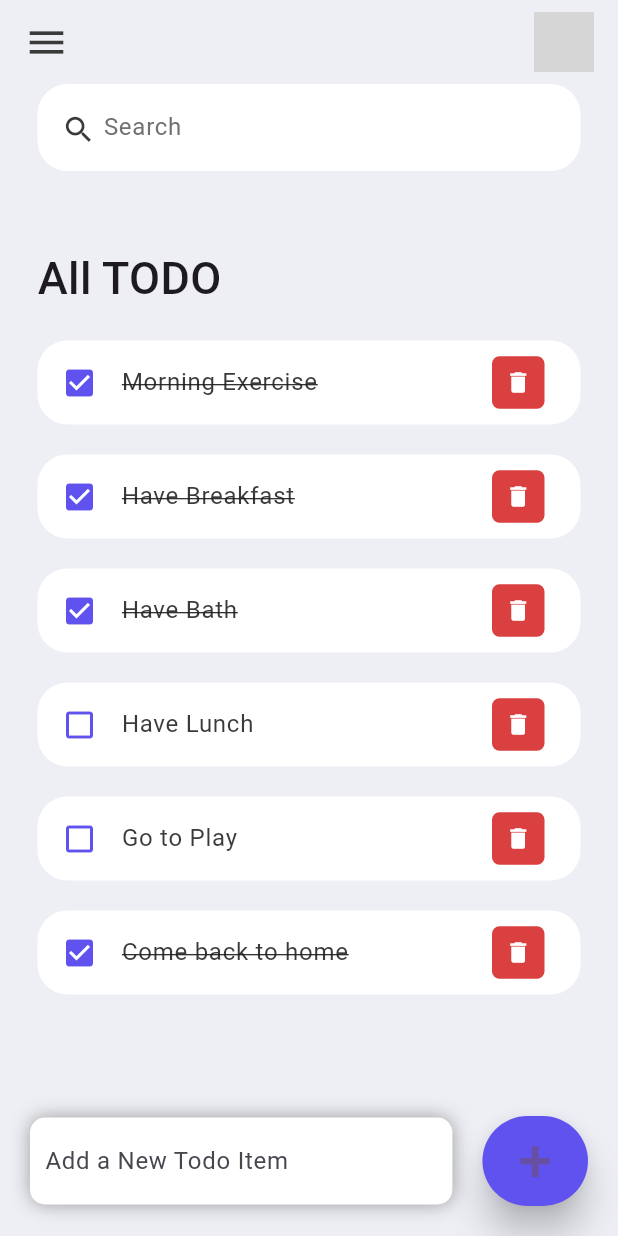
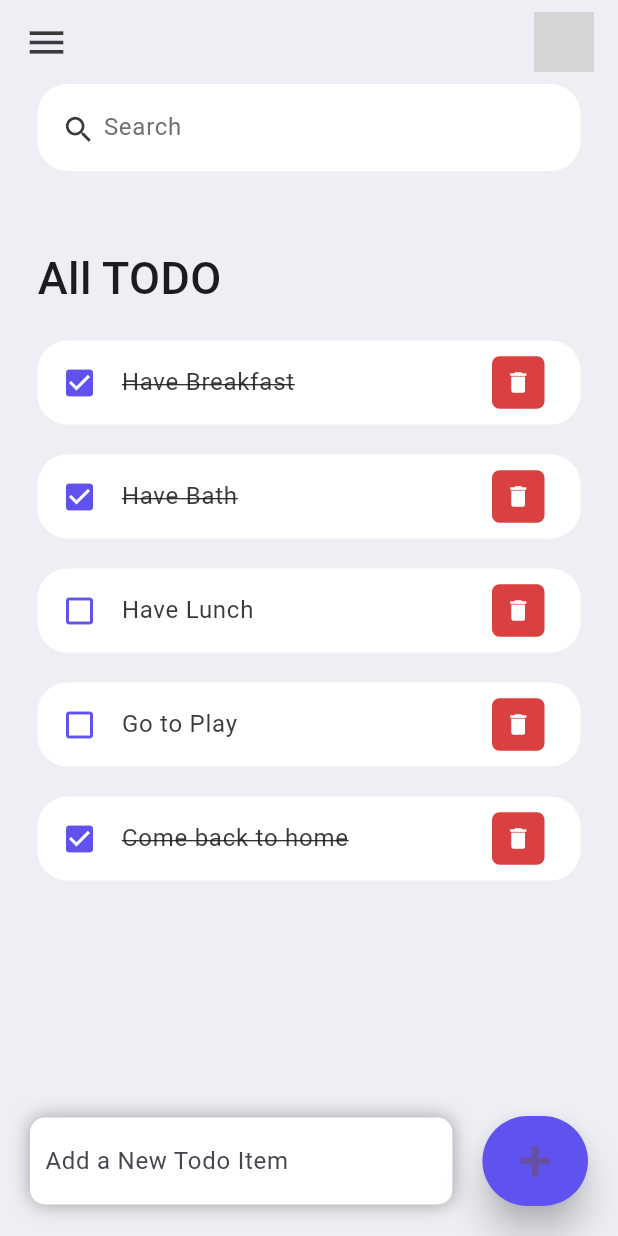
Before and after one commit to Rakibul-Islam-Nahim/to_do_flutter, a Flutter app: the screen it shows after launch, after a tap on the "delete" icon, on a phone screen of 412 x 824 dp. Run offline on Flutter 3.47's test engine with Material 3 defaults, Android fonts, the light colour scheme and no system bars; grey boxes are pictures that could not be loaded.

Commit message:
Project done now for additional adding

```diff
--- a/lib/home.dart
+++ b/lib/home.dart
@@ -11,10 +11,47 @@ class Home extends StatefulWidget {
 }
 
 class _HomeState extends State<Home> {
+  final todoList = ToDo.toDoList();
+  List<ToDo> _foundResult = [];
+  final textControler = TextEditingController();
+
+  @override
+  void initState() {
+    _foundResult = todoList;
+    super.initState();
+  }
+
+  void _runFileter(String search) {
+    List<ToDo> result = [];
+    if (search.isEmpty) {
+      result = todoList;
+    } else {
+      result = todoList.where((item)=>item.todotext!.toLowerCase().contains(search.toLowerCase())).toList();
+    }
+    setState(() {
+      _foundResult = result;
+    });
+  }
+
   void _todoChangeState(ToDo todo) {
     setState(() {
       todo.isDone = !todo.isDone;
     });
+  }
+
+  void _todoDeleteItem(String id) {
+    setState(() {
+      todoList.removeWhere((item) => item.id == id);
+    });
+  }
+
+  void _addToDoItem(String task) {
+    setState(() {
+      todoList.add(ToDo(
+          id: DateTime.now().millisecondsSinceEpoch.toString(),
+          todotext: task));
+    });
+    textControler.clear();
   }
 
   @override
@@ -31,8 +68,8 @@ class _HomeState extends State<Home> {
               children: [
                 Expanded(
                   child: Container(
-                    padding: EdgeInsets.symmetric(horizontal: 10, vertical: 5),
-                    margin: EdgeInsets.only(bottom: 20, right: 20, left: 20),
+                    padding: const EdgeInsets.symmetric(horizontal: 10, vertical: 5),
+                    margin: const EdgeInsets.only(bottom: 20, right: 20, left: 20),
                     decoration: BoxDecoration(
                       color: Colors.white,
                       boxShadow: const [
@@ -46,7 +83,8 @@ class _HomeState extends State<Home> {
                       borderRadius: BorderRadius.circular(10),
                     ),
                     child: TextField(
-                      decoration: InputDecoration(
+                      controller: textControler,
+                      decoration: const InputDecoration(
                         hintText: 'Add a New Todo Item',
                         border: InputBorder.none,
                       ),
@@ -54,17 +92,19 @@ class _HomeState extends State<Home> {
                   ),
                 ),
                 Container(
-                  margin: EdgeInsets.only(bottom: 20, right: 20),
+                  margin: const EdgeInsets.only(bottom: 20, right: 20),
                   child: ElevatedButton(
-                    child: Text(
+                    onPressed: () {
+                      _addToDoItem(textControler.text);
+                    },
+                    style: ElevatedButton.styleFrom(
+                      backgroundColor: mkBlue,
+                      minimumSize: const Size(60, 60),
+                      elevation: 10,
+                    ),
+                    child: const Text(
                       '+',
                       style: TextStyle(fontSize: 40),
-                    ),
-                    onPressed: () {},
-                    style: ElevatedButton.styleFrom(
-                      backgroundColor: mkBlue,
-                      minimumSize: Size(60, 60),
-                      elevation: 10,
                     ),
                   ),
                 ),
@@ -102,7 +142,6 @@ class _HomeState extends State<Home> {
   }
 
   Container _buildBody() {
-    final todoList = ToDo.toDoList();
     return Container(
       padding: const EdgeInsets.symmetric(horizontal: 25),
       child: Column(
@@ -113,8 +152,9 @@ class _HomeState extends State<Home> {
               color: Colors.white,
               borderRadius: BorderRadius.circular(20),
             ),
-            child: const TextField(
-              decoration: InputDecoration(
+            child: TextField(
+              onChanged:(value) => _runFileter(value),
+              decoration: const InputDecoration(
                 contentPadding: EdgeInsets.all(5),
                 prefixIcon: Icon(
                   Icons.search,
@@ -142,11 +182,11 @@ class _HomeState extends State<Home> {
                     ),
                   ),
                 ),
-                for (ToDo todoEach in todoList)
+                for (ToDo todoEach in _foundResult)
                   ToDoitem(
                     todo: todoEach,
                     onToDoChange: _todoChangeState,
-                    onToDoDelete: (){},
+                    onToDoDelete: _todoDeleteItem,
                   )
               ],
             ),
--- a/lib/listITem/toDoItem.dart
+++ b/lib/listITem/toDoItem.dart
@@ -13,7 +13,7 @@ class ToDoitem extends StatelessWidget {
   @override
   Widget build(BuildContext context) {
     return Container(
-      margin: EdgeInsets.only(bottom: 20),
+      margin: const EdgeInsets.only(bottom: 20),
       child: ListTile(
         onTap: () {
           onToDoChange(todo);
@@ -35,8 +35,8 @@ class ToDoitem extends StatelessWidget {
           ),
         ),
         trailing: Container(
-          padding: EdgeInsets.all(0),
-          margin: EdgeInsets.symmetric(vertical: 10),
+          padding: const EdgeInsets.all(0),
+          margin: const EdgeInsets.symmetric(vertical: 10),
           height: 35,
           width: 35,
           decoration: BoxDecoration(
@@ -46,8 +46,10 @@ class ToDoitem extends StatelessWidget {
           child: IconButton(
             color: Colors.white,
             iconSize: 18,
-            icon: Icon(Icons.delete),
-            onPressed: () {},
+            icon: const Icon(Icons.delete),
+            onPressed: () {
+              onToDoDelete(todo.id);
+            },
           ),
         ),
       ),
--- a/lib/main.dart
+++ b/lib/main.dart
@@ -15,7 +15,7 @@ class MyApp extends StatelessWidget {
     SystemChrome.setSystemUIOverlayStyle(
       const SystemUiOverlayStyle(statusBarColor: Colors.transparent),
     );
-    return MaterialApp(
+    return const MaterialApp(
       debugShowCheckedModeBanner: false,
       title: 'To do App',
       home: Home(),
```
